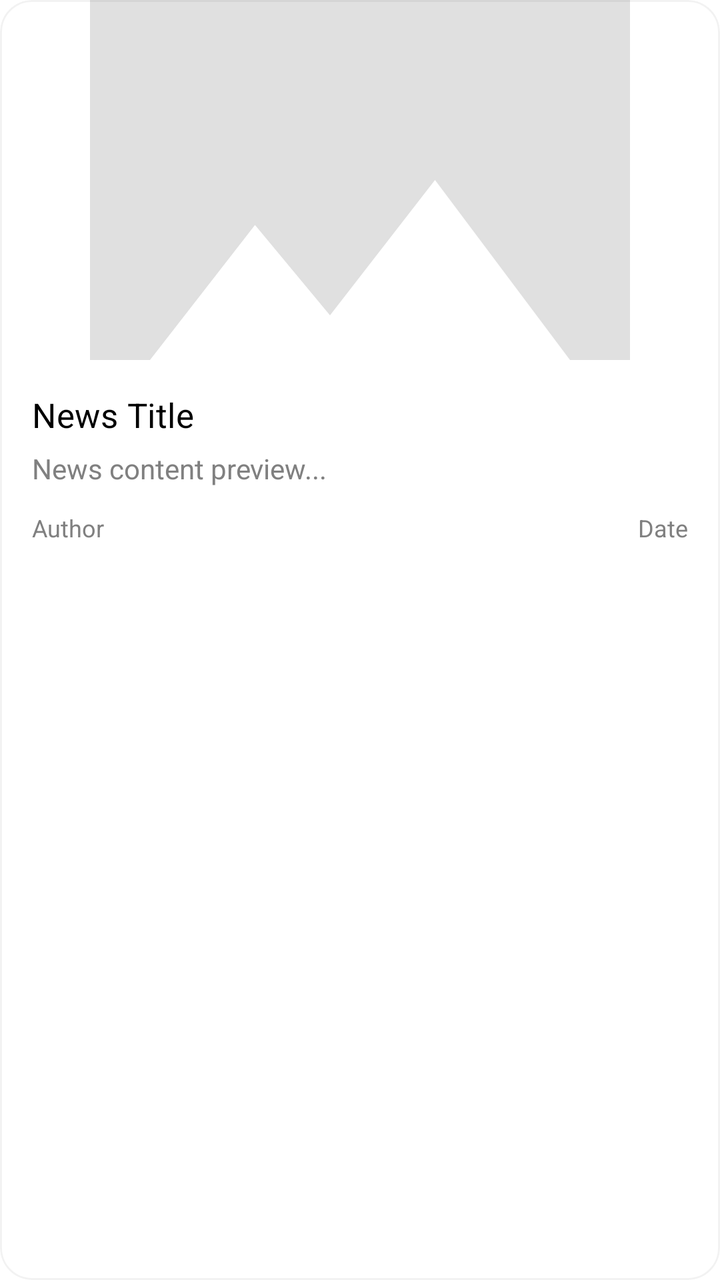
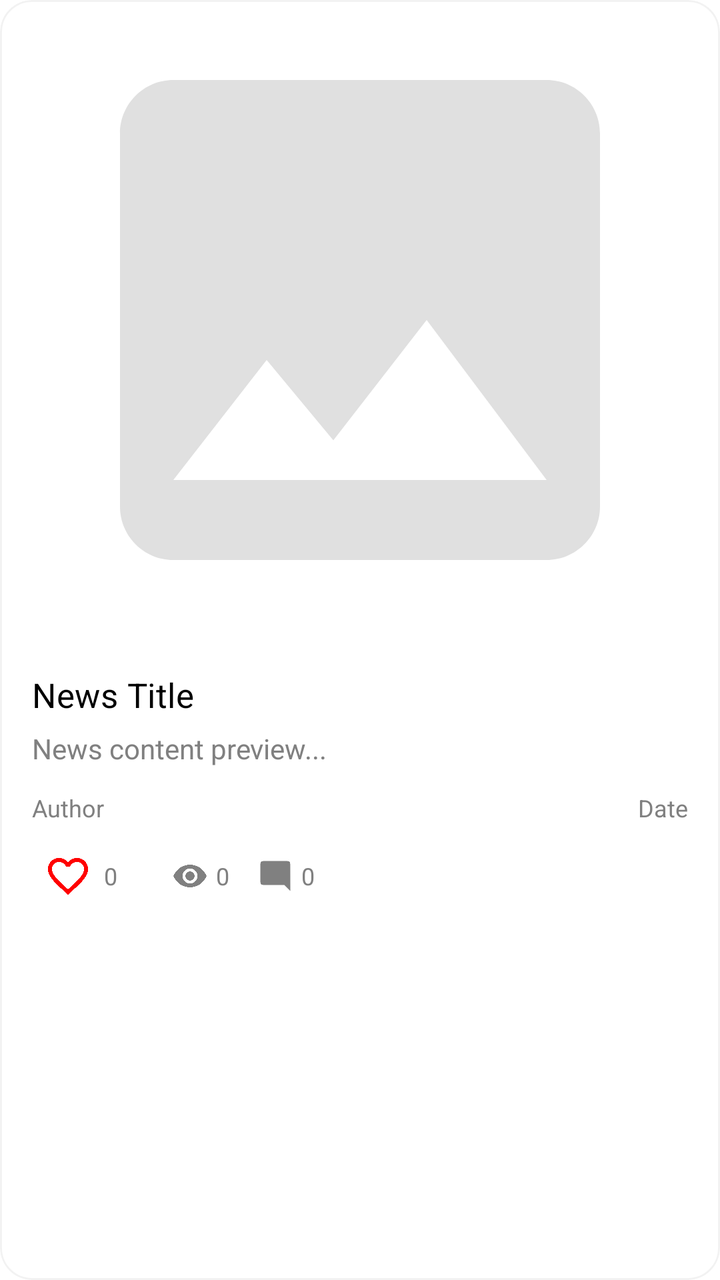

An Android layout rendered at two revisions. The XML below is the earlier revision; the diff shows what the commit changed to produce the second picture.
<!-- AndroidManifest.xml: application theme Theme.Muzea -->
<!-- res/layout/item_news.xml -->
<?xml version="1.0" encoding="utf-8"?>
<com.google.android.material.card.MaterialCardView xmlns:android="http://schemas.android.com/apk/res/android"
    xmlns:app="http://schemas.android.com/apk/res-auto"
    android:layout_width="match_parent"
    android:layout_height="wrap_content"
    android:layout_marginVertical="6dp"
    app:cardCornerRadius="16dp"
    app:cardElevation="0dp"
    app:strokeColor="#0D000000"
    app:strokeWidth="1dp">

    <LinearLayout
        android:layout_width="match_parent"
        android:layout_height="wrap_content"
        android:orientation="vertical">

        <ImageView
            android:id="@+id/ivImage"
            android:layout_width="match_parent"
            android:layout_height="180dp"
            android:contentDescription="@string/news_image"
            android:scaleType="centerCrop"
            android:src="@drawable/placeholder_image" />

        <LinearLayout
            android:layout_width="match_parent"
            android:layout_height="wrap_content"
            android:orientation="vertical"
            android:padding="16dp">

            <TextView
                android:id="@+id/tvTitle"
                android:layout_width="match_parent"
                android:layout_height="wrap_content"
                android:letterSpacing="0.01"
                android:lineSpacingExtra="2dp"
                android:text="@string/label_news_title"
                android:textColor="@android:color/black"
                android:textFontWeight="600"
                android:textSize="17sp" />

            <TextView
                android:id="@+id/tvContent"
                android:layout_width="match_parent"
                android:layout_height="wrap_content"
                android:layout_marginTop="6dp"
                android:ellipsize="end"
                android:lineSpacingExtra="2dp"
                android:maxLines="2"
                android:text="@string/news_content_preview"
                android:textColor="@color/gray"
                android:textSize="14sp" />

            <LinearLayout
                android:layout_width="match_parent"
                android:layout_height="wrap_content"
                android:layout_marginTop="12dp"
                android:orientation="horizontal">

                <TextView
                    android:id="@+id/tvAuthor"
                    android:layout_width="0dp"
                    android:layout_height="wrap_content"
                    android:layout_weight="1"
                    android:text="@string/label_author"
                    android:textColor="@color/gray"
                    android:textSize="12sp" />

                <TextView
                    android:id="@+id/tvDate"
                    android:layout_width="wrap_content"
                    android:layout_height="wrap_content"
                    android:text="@string/label_date"
                    android:textColor="@color/gray"
                    android:textSize="12sp" />

            </LinearLayout>

        </LinearLayout>

    </LinearLayout>

</com.google.android.material.card.MaterialCardView>
<!-- resources referenced by this layout -->
<resources>
  <color name="gray">#FF808080</color>
  <!-- drawable placeholder_image (drawable) -->
  <vector xmlns:android="http://schemas.android.com/apk/res/android"
      android:width="24dp"
      android:height="24dp"
      android:viewportWidth="24"
      android:viewportHeight="24">
      <path
          android:fillColor="#FFE0E0E0"
          android:pathData="M21,19V5c0,-1.1 -0.9,-2 -2,-2H5c-1.1,0 -2,0.9 -2,2v14c0,1.1 0.9,2 2,2h14c1.1,0 2,-0.9 2,-2zM8.5,13.5l2.5,3.01L14.5,12l4.5,6H5l3.5,-4.5z"/>
  </vector>
  <string name="label_author">Author</string>
  <string name="label_date">Date</string>
  <string name="label_news_title">News Title</string>
  <string name="news_content_preview">News content preview...</string>
  <string name="news_image">News image</string>
  <color name="purple_500">#FF6200EE</color>
  <color name="purple_700">#FF3700B3</color>
  <color name="white">#FFFFFFFF</color>
  <color name="teal_200">#FF03DAC5</color>
  <color name="teal_700">#FF018786</color>
  <color name="black">#FF000000</color>
  <style name="ThemeOverlay.Muzea.Dialog" parent="ThemeOverlay.MaterialComponents.MaterialAlertDialog">
          <item name="shapeAppearanceOverlay">@style/ShapeAppearance.Muzea.Dialog</item>
          <item name="colorPrimary">@color/purple_500</item>
      </style>
  <style name="ShapeAppearance.Muzea.Dialog" parent="">
          <item name="cornerFamily">rounded</item>
          <item name="cornerSize">20dp</item>
      </style>
  <!-- unchanged entries left out for length: 1 -->
</resources>

<!-- the commit's change to res/layout/item_news.xml (unified diff, before → after) -->
@@ -17,9 +17,11 @@
         <ImageView
             android:id="@+id/ivImage"
             android:layout_width="match_parent"
-            android:layout_height="180dp"
+            android:layout_height="wrap_content"
+            android:adjustViewBounds="true"
             android:contentDescription="@string/news_image"
-            android:scaleType="centerCrop"
+            android:maxHeight="320dp"
+            android:scaleType="fitCenter"
             android:src="@drawable/placeholder_image" />
 
         <LinearLayout
@@ -35,7 +37,7 @@
                 android:letterSpacing="0.01"
                 android:lineSpacingExtra="2dp"
                 android:text="@string/label_news_title"
-                android:textColor="@android:color/black"
+                android:textColor="?attr/colorOnSurface"
                 android:textFontWeight="600"
                 android:textSize="17sp" />
 
@@ -55,6 +57,7 @@
                 android:layout_width="match_parent"
                 android:layout_height="wrap_content"
                 android:layout_marginTop="12dp"
+                android:gravity="center_vertical"
                 android:orientation="horizontal">
 
                 <TextView
@@ -62,6 +65,8 @@
                     android:layout_width="0dp"
                     android:layout_height="wrap_content"
                     android:layout_weight="1"
+                    android:ellipsize="end"
+                    android:maxLines="1"
                     android:text="@string/label_author"
                     android:textColor="@color/gray"
                     android:textSize="12sp" />
@@ -76,6 +81,69 @@
 
             </LinearLayout>
 
+            <LinearLayout
+                android:layout_width="match_parent"
+                android:layout_height="wrap_content"
+                android:layout_marginTop="8dp"
+                android:gravity="center_vertical"
+                android:orientation="horizontal">
+
+                <ImageButton
+                    android:id="@+id/btnLike"
+                    android:layout_width="36dp"
+                    android:layout_height="36dp"
+                    android:background="?attr/selectableItemBackgroundBorderless"
+                    android:contentDescription="@string/action_like"
+                    android:padding="6dp"
+                    android:scaleType="fitCenter"
+                    android:src="@drawable/ic_heart_outline"
+                    app:tint="@color/red" />
+
+                <TextView
+                    android:id="@+id/tvLikes"
+                    android:layout_width="wrap_content"
+                    android:layout_height="wrap_content"
+                    android:minWidth="20dp"
+                    android:text="0"
+                    android:textColor="@color/gray"
+                    android:textSize="12sp" />
+
+                <ImageView
+                    android:layout_width="18dp"
+                    android:layout_height="18dp"
+                    android:layout_marginStart="14dp"
+                    android:contentDescription="@string/news_views"
+                    android:src="@drawable/ic_eye"
+                    app:tint="@color/gray" />
+
+                <TextView
+                    android:id="@+id/tvViews"
+                    android:layout_width="wrap_content"
+                    android:layout_height="wrap_content"
+                    android:layout_marginStart="4dp"
+                    android:text="0"
+                    android:textColor="@color/gray"
+                    android:textSize="12sp" />
+
+                <ImageView
+                    android:layout_width="18dp"
+                    android:layout_height="18dp"
+                    android:layout_marginStart="14dp"
+                    android:contentDescription="@string/news_comments"
+                    android:src="@drawable/ic_comment"
+                    app:tint="@color/gray" />
+
+                <TextView
+                    android:id="@+id/tvComments"
+                    android:layout_width="wrap_content"
+                    android:layout_height="wrap_content"
+                    android:layout_marginStart="4dp"
+                    android:text="0"
+                    android:textColor="@color/gray"
+                    android:textSize="12sp" />
+
+            </LinearLayout>
+
         </LinearLayout>
 
     </LinearLayout>
<!-- resource entries referenced after the edit -->
@@ -1,6 +1,37 @@
 <!-- resources referenced by this layout -->
 <resources>
   <color name="gray">#FF808080</color>
+  <color name="red">#FFFF0000</color>
+  <!-- drawable ic_comment (drawable) -->
+  <vector xmlns:android="http://schemas.android.com/apk/res/android"
+      android:width="24dp"
+      android:height="24dp"
+      android:viewportWidth="24"
+      android:viewportHeight="24">
+      <path
+          android:fillColor="#FF000000"
+          android:pathData="M21.99,4c0,-1.1 -0.89,-2 -1.99,-2H4c-1.1,0 -2,0.9 -2,2v12c0,1.1 0.9,2 2,2h14l4,4 -0.01,-18z" />
+  </vector>
+  <!-- drawable ic_eye (drawable) -->
+  <vector xmlns:android="http://schemas.android.com/apk/res/android"
+      android:width="24dp"
+      android:height="24dp"
+      android:viewportWidth="24"
+      android:viewportHeight="24">
+      <path
+          android:fillColor="#FF000000"
+          android:pathData="M12,4.5C7,4.5 2.73,7.61 1,12c1.73,4.39 6,7.5 11,7.5s9.27,-3.11 11,-7.5c-1.73,-4.39 -6,-7.5 -11,-7.5zM12,17c-2.76,0 -5,-2.24 -5,-5s2.24,-5 5,-5 5,2.24 5,5 -2.24,5 -5,5zM12,9c-1.66,0 -3,1.34 -3,3s1.34,3 3,3 3,-1.34 3,-3 -1.34,-3 -3,-3z" />
+  </vector>
+  <!-- drawable ic_heart_outline (drawable) -->
+  <vector xmlns:android="http://schemas.android.com/apk/res/android"
+      android:width="24dp"
+      android:height="24dp"
+      android:viewportWidth="24"
+      android:viewportHeight="24">
+      <path
+          android:fillColor="#FF000000"
+          android:pathData="M16.5,3c-1.74,0 -3.41,0.81 -4.5,2.09C10.91,3.81 9.24,3 7.5,3 4.42,3 2,5.42 2,8.5c0,3.78 3.4,6.86 8.55,11.54L12,21.35l1.45,-1.32C18.6,15.36 22,12.28 22,8.5 22,5.42 19.58,3 16.5,3zM12.1,18.55l-0.1,0.1 -0.1,-0.1C7.14,14.24 4,11.39 4,8.5 4,6.5 5.5,5 7.5,5c1.54,0 3.04,0.99 3.57,2.36h1.87C13.46,5.99 14.96,5 16.5,5c2,0 3.5,1.5 3.5,3.5 0,2.89 -3.14,5.74 -7.9,10.05z" />
+  </vector>
   <!-- drawable placeholder_image (drawable) -->
   <vector xmlns:android="http://schemas.android.com/apk/res/android"
       android:width="24dp"
@@ -11,11 +42,14 @@
           android:fillColor="#FFE0E0E0"
           android:pathData="M21,19V5c0,-1.1 -0.9,-2 -2,-2H5c-1.1,0 -2,0.9 -2,2v14c0,1.1 0.9,2 2,2h14c1.1,0 2,-0.9 2,-2zM8.5,13.5l2.5,3.01L14.5,12l4.5,6H5l3.5,-4.5z"/>
   </vector>
+  <string name="action_like">Like</string>
   <string name="label_author">Author</string>
   <string name="label_date">Date</string>
   <string name="label_news_title">News Title</string>
+  <string name="news_comments">Comments</string>
   <string name="news_content_preview">News content preview...</string>
   <string name="news_image">News image</string>
+  <string name="news_views">Views</string>
   <color name="purple_500">#FF6200EE</color>
   <color name="purple_700">#FF3700B3</color>
   <color name="white">#FFFFFFFF</color>
